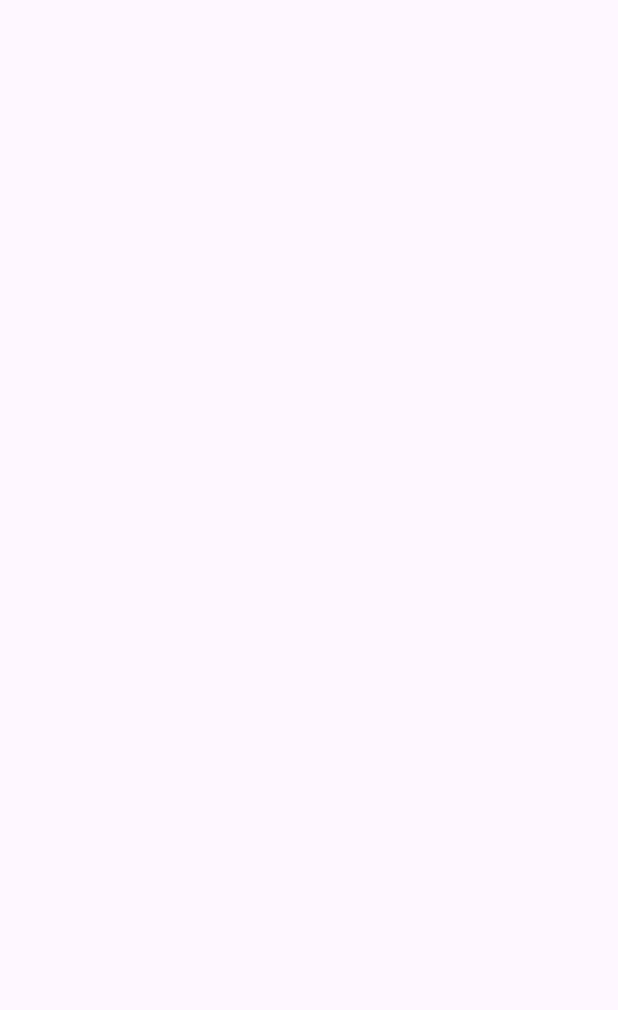
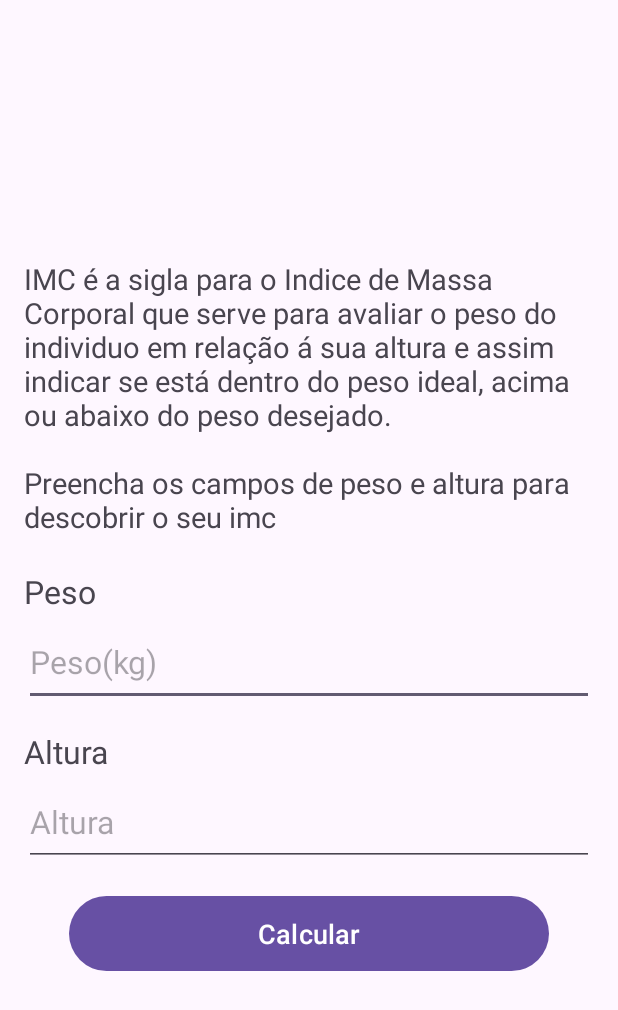
Before and after one commit to jhonatansantanaa/FitnesdApp, an Android app: the screen it shows after launch (HomeActivity), on a phone screen of 412 x 824 dp. Before the commit the part shown is empty. Shown: the top 1010 px of the screen. Run offline under Robolectric (Android 15) with nearby library versions, the phone set to English and light mode, and no system bars.

Commit message:
feat: created layout calculate imc

```diff
--- a/app/src/main/java/br/com/fitnessapp/ui/HomeActivity.kt
+++ b/app/src/main/java/br/com/fitnessapp/ui/HomeActivity.kt
@@ -3,9 +3,6 @@ package br.com.fitnessapp.ui
 import android.os.Bundle
 import androidx.activity.enableEdgeToEdge
 import androidx.appcompat.app.AppCompatActivity
-import androidx.core.view.ViewCompat
-import androidx.core.view.WindowInsetsCompat
-import br.com.fitnessapp.R
 import br.com.fitnessapp.databinding.ActivityHomeBinding
 
 class HomeActivity : AppCompatActivity() {
--- a/app/src/main/res/layout/activity_home.xml
+++ b/app/src/main/res/layout/activity_home.xml
@@ -1,10 +1,70 @@
 <?xml version="1.0" encoding="utf-8"?>
-<androidx.constraintlayout.widget.ConstraintLayout xmlns:android="http://schemas.android.com/apk/res/android"
+<LinearLayout xmlns:android="http://schemas.android.com/apk/res/android"
     xmlns:app="http://schemas.android.com/apk/res-auto"
     xmlns:tools="http://schemas.android.com/tools"
     android:id="@+id/main"
     android:layout_width="match_parent"
     android:layout_height="match_parent"
+    android:paddingHorizontal="16dp"
+    android:gravity="center"
+    android:orientation="vertical"
     tools:context=".ui.HomeActivity">
 
-</androidx.constraintlayout.widget.ConstraintLayout>
+
+
+    <TextView
+        android:id="@+id/txt_description_imc"
+        android:layout_width="wrap_content"
+        android:layout_height="wrap_content"
+        android:text="@string/imc_desc"
+        android:textSize="19sp" />
+
+
+
+    <TextView
+        android:layout_width="wrap_content"
+        android:layout_height="wrap_content"
+        android:text="@string/txt_peso"
+        android:layout_gravity="start"
+        android:textSize="21sp"
+        android:layout_marginBottom="4dp"/>
+
+    <EditText
+        android:id="@+id/edt_peso_calc"
+        android:layout_width="match_parent"
+        android:layout_height="58dp"
+        android:inputType="numberDecimal"
+        android:hint="@string/hint_txt"
+        android:textSize="21sp"
+        android:textColor="@color/black"
+        />
+
+    <TextView
+        android:layout_width="wrap_content"
+        android:layout_height="wrap_content"
+        android:layout_gravity="start"
+        android:text="@string/txt_altura"
+        android:layout_marginTop="16dp"
+        android:textSize="21sp"
+        android:layout_marginBottom="4dp"/>
+
+    <EditText
+        android:id="@+id/edt_altura_calc"
+        android:layout_width="match_parent"
+        android:layout_height="58dp"
+        android:inputType="numberDecimal"
+        android:hint="@string/edt_altura"
+        android:textSize="21sp"
+        android:textColor="@color/black"
+        />
+
+    <com.google.android.material.button.MaterialButton
+        android:id="@+id/btn_calc"
+        android:layout_width="match_parent"
+        android:layout_height="58dp"
+        android:layout_marginTop="16dp"
+        android:layout_marginHorizontal="30dp"
+        android:text="@string/txt_btn_calc"
+        android:textSize="18sp" />
+
+</LinearLayout>
--- a/app/src/main/res/values/strings.xml
+++ b/app/src/main/res/values/strings.xml
@@ -1,4 +1,10 @@
 <resources>
     <string name="app_name">FitnessApp</string>
     <string name="logo_aplicativo">Logo Aplicativo</string>
+    <string name="imc_desc">IMC é a sigla para o Indice de Massa Corporal que serve para avaliar o peso do individuo em relação á sua altura e assim indicar se está dentro do peso ideal, acima ou abaixo do peso desejado.\n\ \nPreencha os campos de peso e altura para descobrir o seu imc\n</string>
+    <string name="hint_txt">Peso(kg)</string>
+    <string name="txt_peso">Peso</string>
+    <string name="txt_altura">Altura</string>
+    <string name="edt_altura">Altura</string>
+    <string name="txt_btn_calc">Calcular</string>
 </resources>
```
